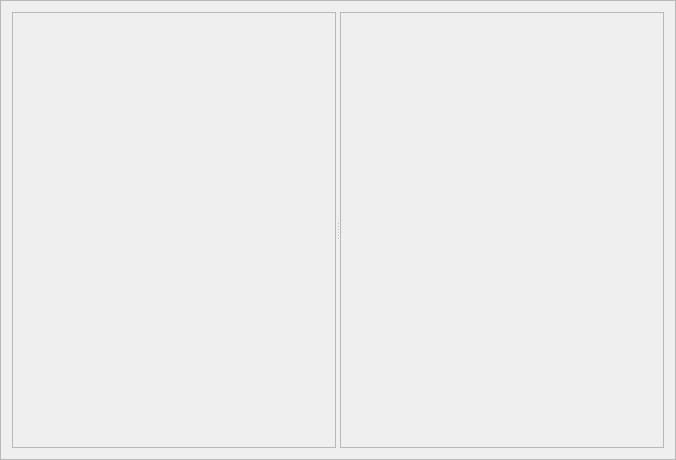
The window that paws/ui/qtui/pipeline_widget.ui (slaclab/paws) describes before a commit, drawn with Qt 5.
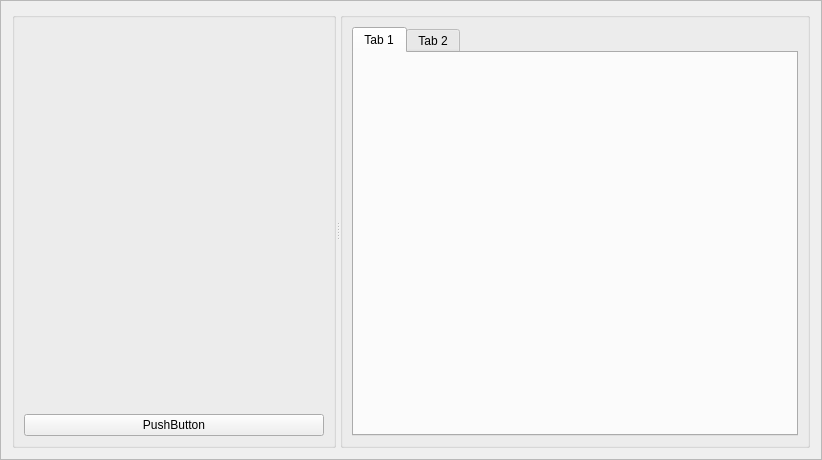
The same window after the commit.

Commit message: implemented paws.ui.widgets.PipelineWidget, still needs debugging

Patch:
```diff
--- a/paws/ui/qtui/pipeline_widget.ui
+++ b/paws/ui/qtui/pipeline_widget.ui
@@ -6,7 +6,7 @@
    <rect>
     <x>0</x>
     <y>0</y>
-    <width>676</width>
+    <width>822</width>
     <height>460</height>
    </rect>
   </property>
@@ -20,34 +20,71 @@
    <enum>QFrame::Raised</enum>
   </property>
   <layout class="QGridLayout" name="gridLayout_2">
-   <item row="0" column="0">
+   <item row="1" column="0">
     <widget class="QSplitter" name="splitter">
      <property name="orientation">
       <enum>Qt::Horizontal</enum>
      </property>
-     <widget class="QFrame" name="wf_frame">
-      <property name="frameShape">
-       <enum>QFrame::StyledPanel</enum>
-      </property>
-      <property name="frameShadow">
-       <enum>QFrame::Raised</enum>
-      </property>
+     <widget class="QGroupBox" name="wf_groupBox">
       <layout class="QGridLayout" name="gridLayout">
-       <item row="0" column="1">
-        <layout class="QGridLayout" name="wf_layout"/>
+       <item row="0" column="0">
+        <layout class="QGridLayout" name="wf_layout">
+         <item row="0" column="0">
+          <spacer name="horizontalSpacer">
+           <property name="orientation">
+            <enum>Qt::Horizontal</enum>
+           </property>
+           <property name="sizeHint" stdset="0">
+            <size>
+             <width>40</width>
+             <height>20</height>
+            </size>
+           </property>
+          </spacer>
+         </item>
+        </layout>
+       </item>
+       <item row="1" column="0">
+        <spacer name="verticalSpacer">
+         <property name="orientation">
+          <enum>Qt::Vertical</enum>
+         </property>
+         <property name="sizeHint" stdset="0">
+          <size>
+           <width>20</width>
+           <height>40</height>
+          </size>
+         </property>
+        </spacer>
+       </item>
+       <item row="2" column="0">
+        <widget class="QPushButton" name="run_wf_button">
+         <property name="text">
+          <string>PushButton</string>
+         </property>
+        </widget>
        </item>
       </layout>
      </widget>
-     <widget class="QFrame" name="output_frame">
-      <property name="frameShape">
-       <enum>QFrame::StyledPanel</enum>
-      </property>
-      <property name="frameShadow">
-       <enum>QFrame::Raised</enum>
-      </property>
+     <widget class="QGroupBox" name="output_groupBox">
       <layout class="QGridLayout" name="gridLayout_4">
        <item row="0" column="0">
-        <layout class="QGridLayout" name="output_layout"/>
+        <layout class="QGridLayout" name="output_layout">
+         <item row="0" column="0">
+          <widget class="QTabWidget" name="output_tabs">
+           <widget class="QWidget" name="tab">
+            <attribute name="title">
+             <string>Tab 1</string>
+            </attribute>
+           </widget>
+           <widget class="QWidget" name="tab_2">
+            <attribute name="title">
+             <string>Tab 2</string>
+            </attribute>
+           </widget>
+          </widget>
+         </item>
+        </layout>
        </item>
       </layout>
      </widget>
```
The commit also changes 22 other files.
